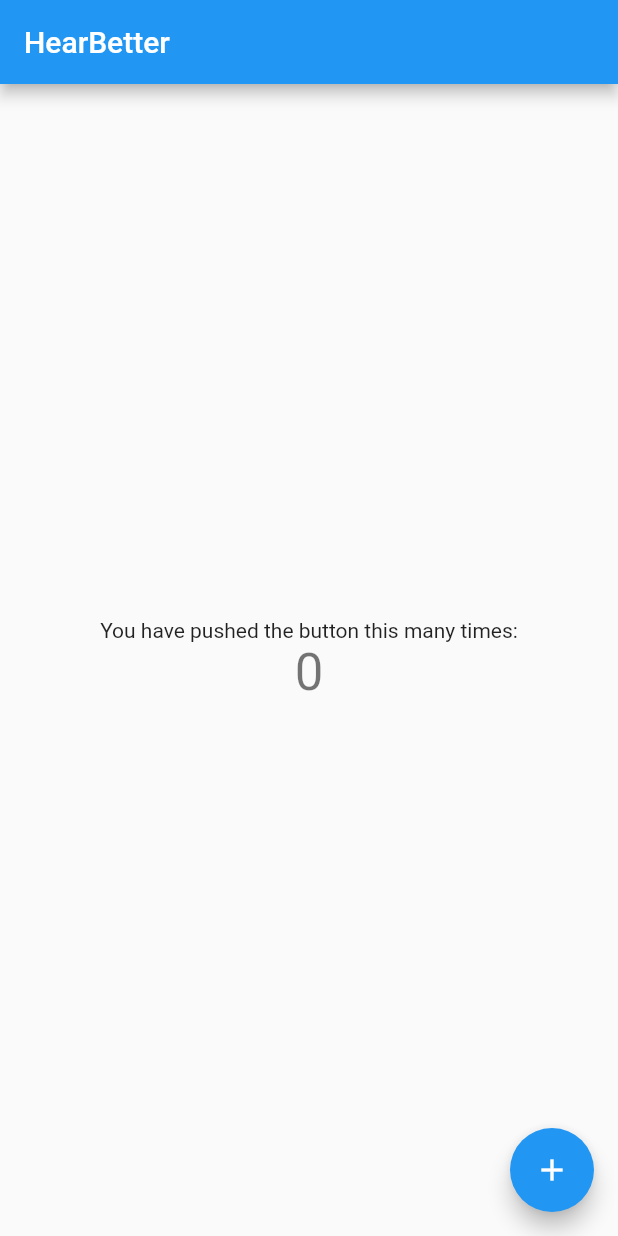
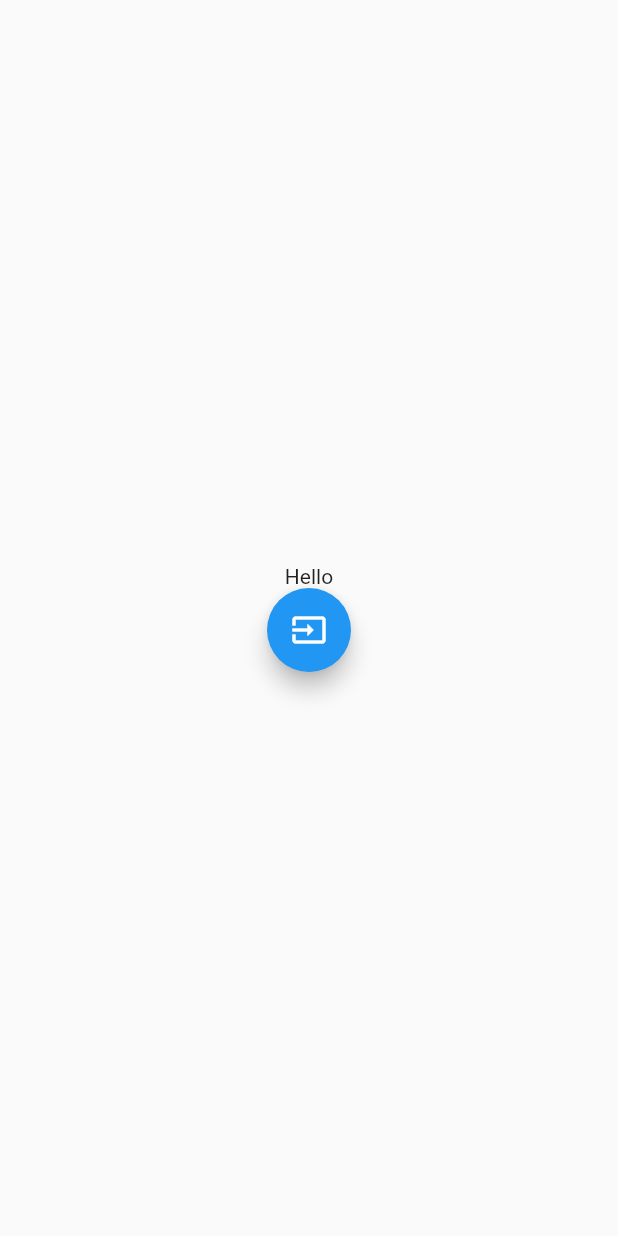
Before and after one commit to SersanAslanDTUProjects/hear_better, a Flutter app: the screen it shows after launch, on a phone screen of 412 x 824 dp. Run offline on Flutter 3.47's test engine with Material 2 defaults, Android fonts, the phone set to English and light mode, and no system bars.

Commit message:
initial setup of home screen

```diff
--- a/lib/main.dart
+++ b/lib/main.dart
@@ -1,4 +1,5 @@
 import 'package:flutter/material.dart';
+import 'package:hear_better/screens/home.dart';
 
 void main() {
   runApp(MyApp());
@@ -10,9 +11,8 @@
   Widget build(BuildContext context) {
     return MaterialApp(
       title: 'HearBetter',
-      theme: ThemeData(
-      ),
-      home: MyHomePage(title: 'HearBetter'),
+      theme: ThemeData(),
+      home: Home(),
     );
   }
 }
--- a/lib/screens/home.dart
+++ b/lib/screens/home.dart
@@ -0,0 +1,16 @@
+import 'package:flutter/material.dart';
+
+class Home extends StatelessWidget {
+  @override
+  Widget build(BuildContext context) {
+    return Scaffold(
+        body: Container(
+      child: Align(
+          alignment: Alignment.center,
+          child: Column(mainAxisSize: MainAxisSize.min, children: [
+            Text("Hello"),
+            FloatingActionButton(onPressed: () {}, child: Icon(Icons.input))
+          ])),
+    ));
+  }
+}
```
